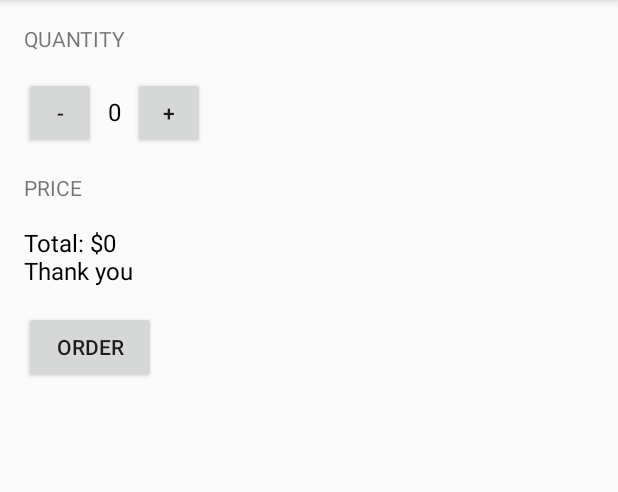
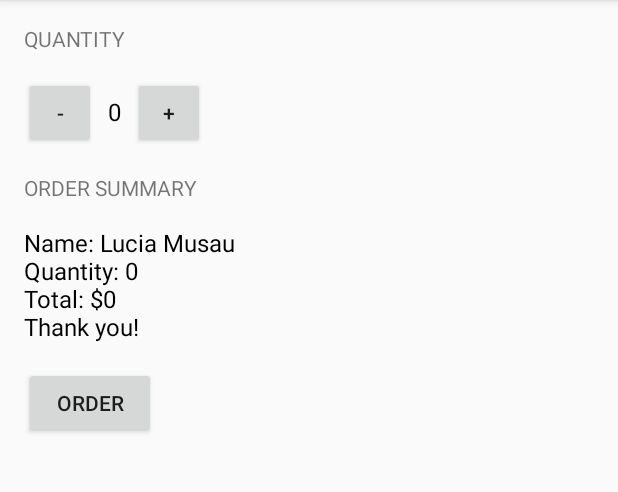
Before and after one commit to Vikctar/JustJava, an Android app: the screen it shows after launch (MainActivity), after a tap on "ORDER", on a phone screen of 412 x 824 dp, the part 84-576 px from its top. Run offline under Robolectric (Android 15) with nearby library versions, the phone set to English and light mode, and no system bars.

```diff
--- a/app/src/main/java/com/vikcandroid/justjava/MainActivity.java
+++ b/app/src/main/java/com/vikcandroid/justjava/MainActivity.java
@@ -50,9 +50,8 @@ public class MainActivity extends AppCompatActivity {
     public void submitOrder(View view) {
         if (quantity >= 0) {
             int price = calculatePrice();
-            String priceMessage = "Total: $" + price;
-            priceMessage = priceMessage + "\nThank you";
-            displayPrice(priceMessage);
+            String priceMessage = createOrderSummary(price);
+            displayMessage(priceMessage);
         } else {
             Toast.makeText(getApplicationContext(), "quantity cannot be a negative", Toast.LENGTH_LONG).show();
         }
@@ -64,8 +63,20 @@ public class MainActivity extends AppCompatActivity {
      * @return total price
      */
     private int calculatePrice() {
-        int price = quantity * 5;
-        return price;
+        return quantity * 5;
+    }
+
+    /**
+     * Create summary of the order
+     * @param price of the order
+     * @return text summary
+     */
+    private String createOrderSummary(int price) {
+        String priceMessage = "Name: Lucia Musau\n";
+        priceMessage = priceMessage + "Quantity: " + quantity + "\n";
+        priceMessage = priceMessage + "Total: $" + price;
+        priceMessage = priceMessage + "\nThank you!";
+        return priceMessage;
     }
 
     /**
@@ -81,11 +92,10 @@ public class MainActivity extends AppCompatActivity {
     /**
      * This method displays the given price on the screen
      */
-    private void displayPrice(String message) {
-        TextView priceTextView = (TextView) findViewById(
-                R.id.price_text_view
-        );
-        priceTextView.setText(message);
+    private void displayMessage(String message) {
+        TextView orderSummaryTextView = (TextView) findViewById(
+                R.id.order_summary_text_view);
+        orderSummaryTextView.setText(message);
     }
 
     @Override
--- a/app/src/main/res/layout/activity_main.xml
+++ b/app/src/main/res/layout/activity_main.xml
@@ -10,7 +10,7 @@
         android:layout_width="wrap_content"
         android:layout_height="wrap_content"
         android:layout_marginBottom="16dp"
-        android:text="Quantity"
+        android:text="@string/quantity"
         android:textAllCaps="true" />
 
     <LinearLayout
@@ -22,7 +22,7 @@
             android:layout_width="48dp"
             android:layout_height="48dp"
             android:onClick="decrement"
-            android:text="-" />
+            android:text="@string/decrement" />
 
         <TextView
             android:id="@+id/quantity_text_view"
@@ -38,7 +38,7 @@
             android:layout_width="48dp"
             android:layout_height="48dp"
             android:onClick="increment"
-            android:text="+" />
+            android:text="@string/increment" />
 
     </LinearLayout>
 
@@ -47,11 +47,11 @@
         android:layout_height="wrap_content"
         android:layout_marginBottom="16dp"
         android:layout_marginTop="16dp"
-        android:text="Price"
+        android:text="@string/order_summary"
         android:textAllCaps="true" />
 
     <TextView
-        android:id="@+id/price_text_view"
+        android:id="@+id/order_summary_text_view"
         android:layout_width="wrap_content"
         android:layout_height="wrap_content"
         android:text="$0"
@@ -63,6 +63,6 @@
         android:layout_height="wrap_content"
         android:layout_marginTop="16dp"
         android:onClick="submitOrder"
-        android:text="ORDER" />
+        android:text="@string/order" />
 
 </LinearLayout>
--- a/app/src/main/res/values/strings.xml
+++ b/app/src/main/res/values/strings.xml
@@ -3,4 +3,9 @@
 
     <string name="hello_world">Hello world!</string>
     <string name="action_settings">Settings</string>
+    <string name="order_summary">Order Summary</string>
+    <string name="order">ORDER</string>
+    <string name="increment">+</string>
+    <string name="decrement">-</string>
+    <string name="quantity">Quantity</string>
 </resources>
```
